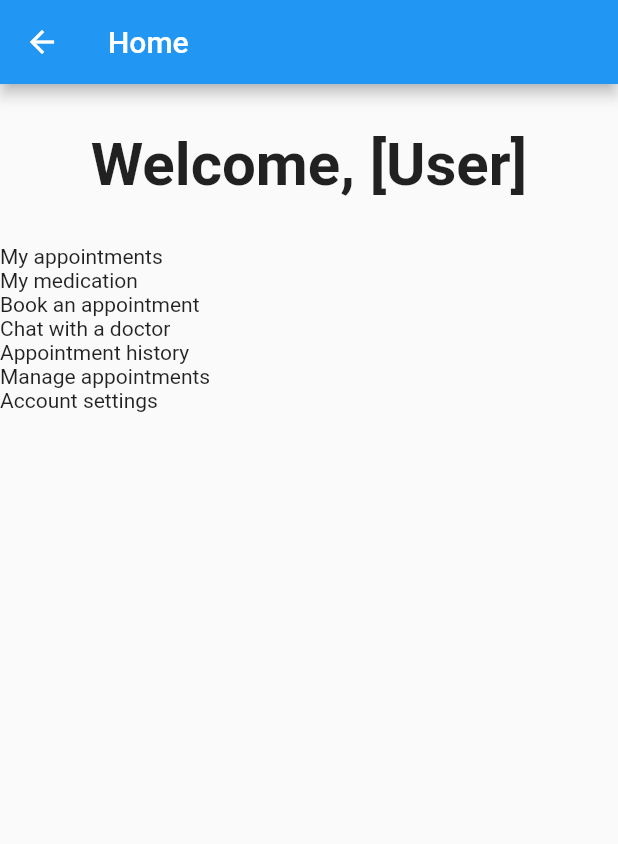
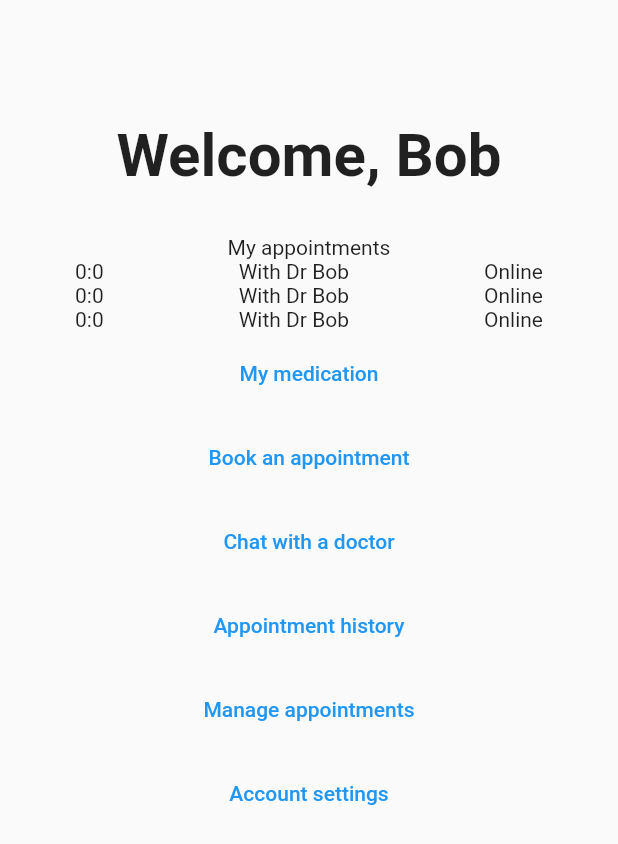
Before and after one commit to AnthonyLimanto/SEPT_Project, a Flutter app: the Home screen opened by its route, on a phone screen of 412 x 824 dp. Shown: the top 844 px of the screen. Run offline on Flutter 3.47's test engine with Material 2 defaults, Android fonts, the phone set to English and light mode, and no system bars.

Commit message:
Start AppointmentList widget

```diff
--- /dev/null
+++ b/shrimpfriedrice/lib/Components/appointmentList.dart
@@ -0,0 +1,43 @@
+import 'package:flutter/material.dart';
+
+class AppointmentList extends StatelessWidget {
+  const AppointmentList({Key? key}) : super(key: key);
+
+  @override
+  Widget build(BuildContext context) {
+    return Column(
+      children: const <Widget>[
+        Text("My appointments"),
+        AppointmentListItem(),
+        AppointmentListItem(),
+        AppointmentListItem(),
+      ],
+    );
+  }
+}
+
+class AppointmentListItem extends StatefulWidget {
+  const AppointmentListItem({Key? key}) : super(key: key);
+
+  @override
+  AppointmentListItemState createState() => AppointmentListItemState();
+}
+
+class AppointmentListItemState extends State<AppointmentListItem> {
+  DateTime time = DateTime.utc(2022, 11, 1);
+  String doctor = "Dr Bob";
+  String where = "Online";
+
+  @override
+  Widget build(BuildContext context) {
+    return Row(
+      mainAxisAlignment: MainAxisAlignment.spaceBetween,
+      children: <Widget>[
+        Text("${time.hour}:${time.minute}"),
+        Text("With $doctor"),
+        Text(where),
+      ],
+    );
+  }
+
+}
--- a/shrimpfriedrice/lib/Pages/home.dart
+++ b/shrimpfriedrice/lib/Pages/home.dart
@@ -1,4 +1,5 @@
 import 'package:flutter/material.dart';
+import 'package:shrimpfriedrice/Components/appointmentList.dart';
 
 class Home extends StatefulWidget {
   const Home({Key? key}) : super(key: key);
@@ -8,30 +9,57 @@ class Home extends StatefulWidget {
 }
 
 class HomeState extends State<Home> {
+  String name = 'Bob';
+  final textButtonStyle = TextButton.styleFrom(
+    padding: const EdgeInsets.all(20.0)
+  );
+
   @override
   Widget build(BuildContext context) {
     return Scaffold(
-      appBar: AppBar(
-        title: const Text("Home")
-      ),
       body: ListView(
-        children: const <Widget>[
+        padding: EdgeInsets.all(50.0),
+        children: <Widget>[
           Center(
               child: Padding(
-                padding: EdgeInsets.symmetric(vertical: 30.0),
+                padding: const EdgeInsets.symmetric(vertical: 30.0),
                 child: Text(
-                  "Welcome, [User]",
-                  style: TextStyle(fontSize: 40, fontWeight: FontWeight.bold)
+                  "Welcome, $name",
+                  style: const TextStyle(fontSize: 40, fontWeight: FontWeight.bold)
               )
               )
           ),
-          Text("My appointments"),
-          Text("My medication"),
-          Text("Book an appointment"),
-          Text("Chat with a doctor"),
-          Text("Appointment history"),
-          Text("Manage appointments"),
-          Text("Account settings")
+          const AppointmentList(),
+          TextButton(
+            style: textButtonStyle,
+            onPressed: () {},
+            child: const Text("My medication"),
+          ),
+          TextButton(
+            style: textButtonStyle,
+            onPressed: () {},
+            child: const Text("Book an appointment"),
+          ),
+          TextButton(
+            style: textButtonStyle,
+            onPressed: () {},
+            child: const Text("Chat with a doctor"),
+          ),
+          TextButton(
+            style: textButtonStyle,
+            onPressed: () {},
+            child: const Text("Appointment history"),
+          ),
+          TextButton(
+            style: textButtonStyle,
+            onPressed: () {},
+            child: const Text("Manage appointments"),
+          ),
+          TextButton(
+            style: textButtonStyle,
+            onPressed: () {},
+            child: const Text("Account settings"),
+          ),
         ]
       )
     );
```
